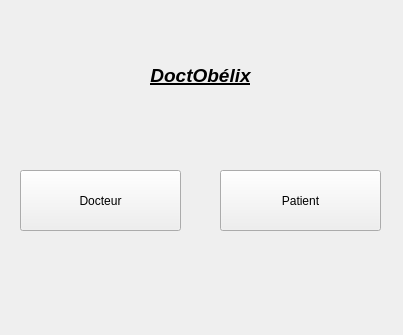
Above: IHM/1_choix_doc_user.ui from Nathanwolfy/projetprogrammation2021 before the change. Below: the same form after it.
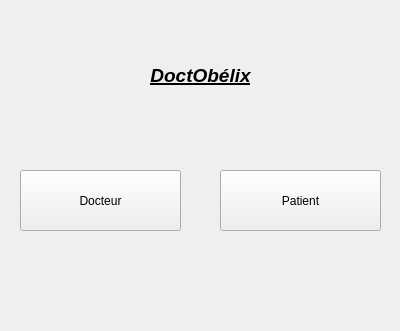
That is the form after the change.

```diff
--- a/IHM/1_choix_doc_user.ui
+++ b/IHM/1_choix_doc_user.ui
@@ -6,8 +6,8 @@
    <rect>
     <x>0</x>
     <y>0</y>
-    <width>403</width>
-    <height>335</height>
+    <width>400</width>
+    <height>331</height>
    </rect>
   </property>
   <property name="windowTitle">
```
Left out of the diff: 35 changed lines with no effect on the pictures.
